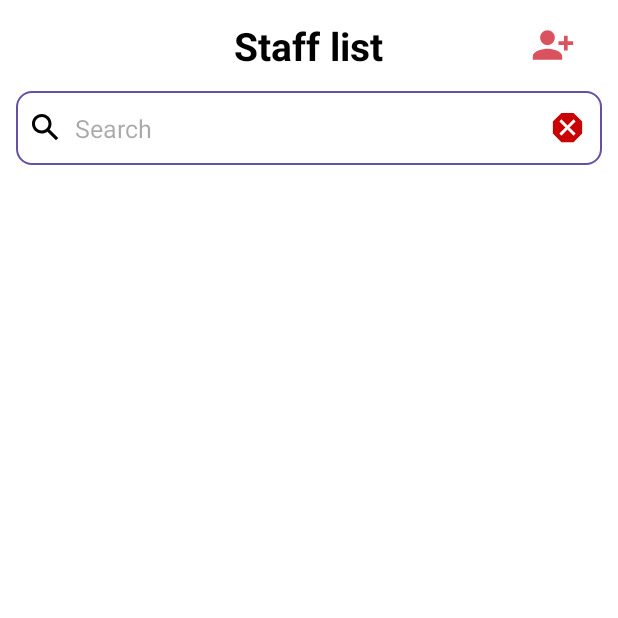
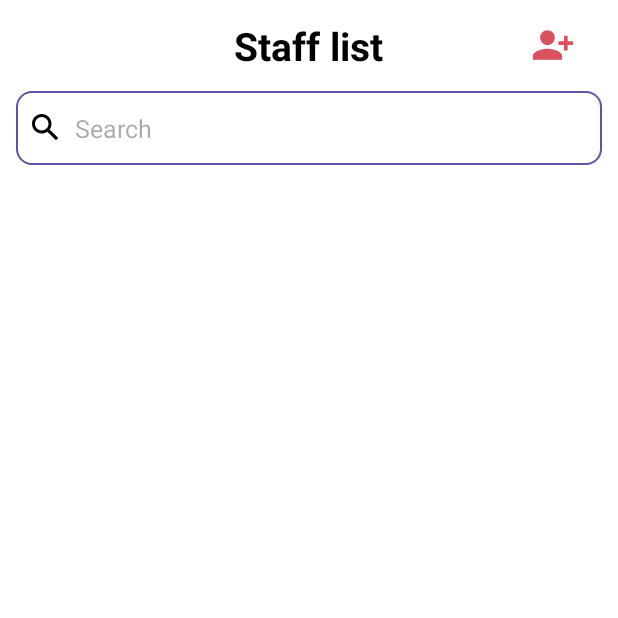
Before and after one commit to VanAnh290903/Timekeeping, an Android app: the screen it shows after launch (MainActivity), on a phone screen of 412 x 824 dp, the top half of it. Run offline under Robolectric (Android 15) with nearby library versions, the phone set to English and light mode, and no system bars; our stand-ins replace Picasso, Room's generated code, sdp/ssp sizes.

Commit message:
feat: ui input search

```diff
--- a/app/src/main/java/com/vanh/timekeeping/fragments/MenuHomeFragment.java
+++ b/app/src/main/java/com/vanh/timekeeping/fragments/MenuHomeFragment.java
@@ -3,6 +3,8 @@ package com.vanh.timekeeping.fragments;
 import android.content.Context;
 import android.content.Intent;
 import android.os.Bundle;
+import android.text.Editable;
+import android.text.TextWatcher;
 import android.view.LayoutInflater;
 import android.view.View;
 import android.view.ViewGroup;
@@ -52,6 +54,34 @@ public class MenuHomeFragment extends Fragment {
                 startActivityForResult(intent, Constants.IS_ADD_STAFF);
             }
         });
+        binding.searchSrcText.addTextChangedListener(new TextWatcher() {
+            @Override
+            public void beforeTextChanged(CharSequence charSequence, int i, int i1, int i2) {
+
+            }
+
+            @Override
+            public void onTextChanged(CharSequence charSequence, int i, int i1, int i2) {
+
+            }
+
+            @Override
+            public void afterTextChanged(Editable editable) {
+                if(!editable.toString().equals(""))
+                {
+                    binding.btnCancelSearch.setVisibility(View.VISIBLE);
+                }
+                else{
+                    binding.btnCancelSearch.setVisibility(View.GONE);
+                }
+            }
+        });
+        binding.btnCancelSearch.setOnClickListener(new View.OnClickListener() {
+            @Override
+            public void onClick(View view) {
+                binding.searchSrcText.setText("");
+            }
+        });
     }
     private void setRCV() {
         List<Staff> staffList = StaffDatabase.getInstance(getContext()).staffDAO().getAllStaff();
--- a/app/src/main/res/layout/fragment_homepage.xml
+++ b/app/src/main/res/layout/fragment_homepage.xml
@@ -68,22 +68,22 @@
                     android:background="@drawable/bg_input_search"
                     android:layout_marginHorizontal="@dimen/_8sdp"
                     android:hint="@string/search"
-                    android:inputType=""
+                    android:inputType="text"
                     android:paddingStart="@dimen/_8sdp"
-                    android:paddingEnd="@dimen/_15sdp"
+                    android:paddingEnd="@dimen/_40sdp"
                     android:paddingVertical="@dimen/_10sdp"
                     android:textSize="@dimen/_13sdp"
                     android:autofillHints="username"
                     />
                 <ImageView
-                    android:id="@+id/icCancel"
+                    android:id="@+id/btnCancelSearch"
                     android:layout_width="@dimen/_20sdp"
                     android:layout_height="@dimen/_20sdp"
                     android:layout_alignParentEnd="true"
                     android:layout_marginEnd="@dimen/_16sdp"
                     android:src="@drawable/ic_stop"
                     android:layout_centerVertical="true"
-                    android:visibility="visible"
+                    android:visibility="gone"
                     />
             </RelativeLayout>
 
```
